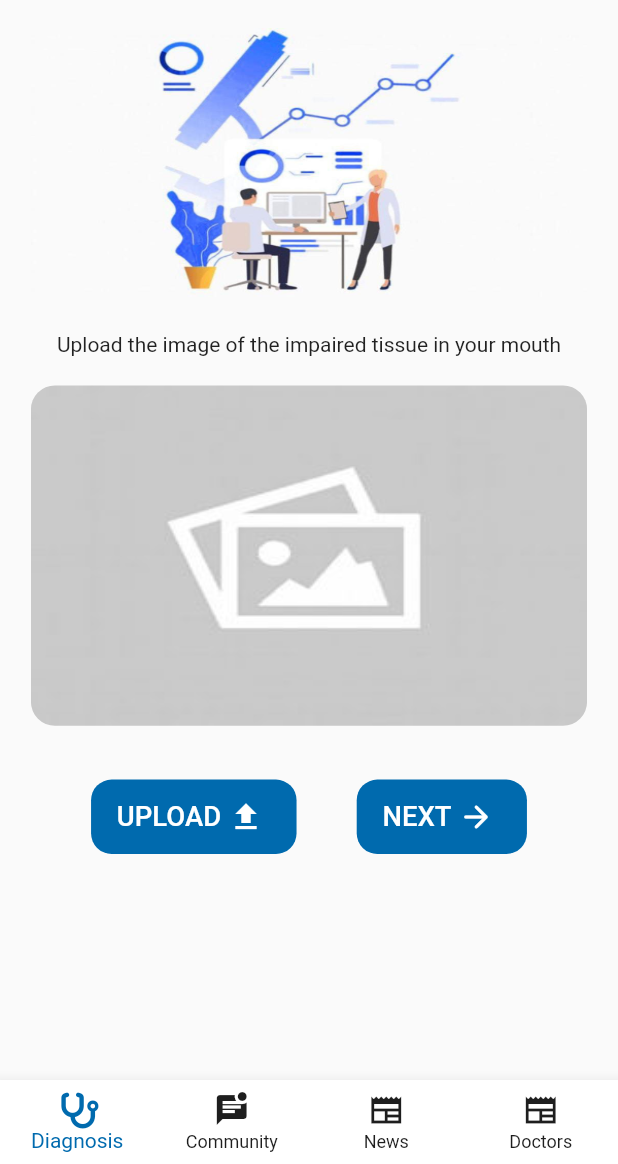
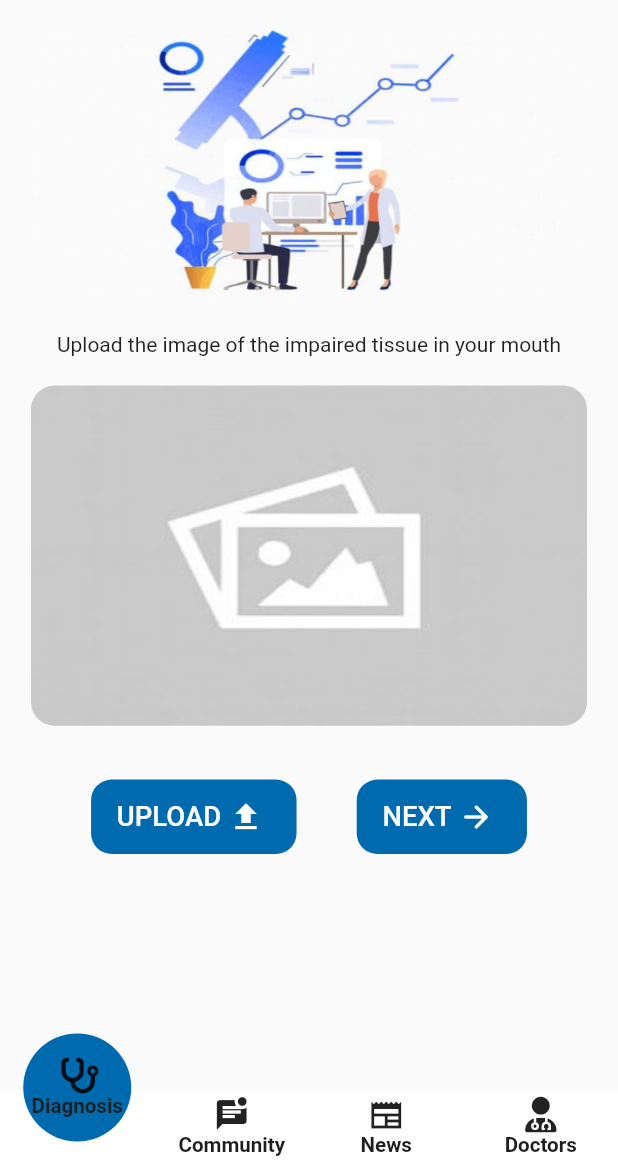
Before and after one commit to khaled365-code/oral_cancer_detection_app, a Flutter app: the HomePage screen opened by its route, on a phone screen of 412 x 824 dp, the part 72-1236 px from its top. Run offline on Flutter 3.47's test engine with Material 2 defaults, Android fonts, the phone set to English and light mode, and no system bars; drawn by our look-alikes of curved_navigation_bar; our stand-ins replace bloc, cached_network_image, dartz, dio, flutter_bloc, flutter_screenutil and 8 more; accounts and stored records are empty.

Commit message:
changing the bottom nav bar

```diff
--- /dev/null
+++ b/lib/features/home/presentation/views/componants/bottomnav_bar_widget.dart
@@ -0,0 +1,23 @@
+import 'package:flutter/cupertino.dart';
+import 'package:flutter/material.dart';
+import 'package:graduation_project/core/utilis/app_text_styles.dart';
+
+class BottomNavColumn extends StatelessWidget {
+  const BottomNavColumn({super.key,this.paddingValue,required this.icon,required this.text});
+   final double? paddingValue;
+   final String text;
+   final IconData icon;
+
+
+  @override
+  Widget build(BuildContext context) {
+    return Padding(
+      padding:  EdgeInsets.all(paddingValue??0),
+      child: Column(children: [
+        Icon(icon ),
+        Text(text,style: AppTextStyles.font12,)
+
+      ],),
+    );
+  }
+}
--- a/lib/features/home/presentation/views/home_screen.dart
+++ b/lib/features/home/presentation/views/home_screen.dart
@@ -1,3 +1,4 @@
+import 'package:curved_navigation_bar/curved_navigation_bar.dart';
 import 'package:flutter/material.dart';
 import 'package:flutter_screenutil/flutter_screenutil.dart';
 import 'package:font_awesome_flutter/font_awesome_flutter.dart';
@@ -7,6 +8,7 @@ import 'package:graduation_project/core/utilis/colors.dart';
 import 'package:graduation_project/core/utilis/custom_app_bar.dart';
 import 'package:graduation_project/core/utilis/image_constants.dart';
 import 'package:graduation_project/features/community/presentation/screens/community_screen.dart';
+import 'package:graduation_project/features/home/presentation/views/componants/bottomnav_bar_widget.dart';
 import 'package:graduation_project/features/home/presentation/views/upload_Image_View.dart';
 import 'package:graduation_project/features/profile/presentation/components/my_drawer_body.dart';
 import 'package:graduation_project/features/profile/presentation/components/my_drawer_header.dart';
@@ -53,28 +55,24 @@ class HomePageState extends State<HomePage> {
         ),
       ),
       body:pages[selectedIndex],
-      bottomNavigationBar: BottomNavigationBar(
-        type: BottomNavigationBarType.fixed,
-        currentIndex:selectedIndex ,
-        selectedItemColor:AppColors.primary,
-        backgroundColor:AppColors.white,
-        unselectedItemColor:AppColors.black,
-        onTap: onItemTapped,
-        items:const [
-          BottomNavigationBarItem(icon: Icon(FontAwesomeIcons.stethoscope),
-              label: 'Diagnosis'),
-          BottomNavigationBarItem(icon: Icon(Icons.mark_unread_chat_alt),
-            label: 'Community',),
-          BottomNavigationBarItem(icon: Icon(Icons.newspaper_sharp),
-              label: 'News'),
-          BottomNavigationBarItem(icon: Icon(Icons.newspaper_sharp), label: 'Doctors'),
-        ],
+      bottomNavigationBar: CurvedNavigationBar(
+            height: 50,
+            onTap: onItemTapped,
+            animationDuration: Duration(milliseconds: 500),
+            backgroundColor: AppColors.white,
+            color: AppColors.white,
+          buttonBackgroundColor: AppColors.primary,
+          items: [
+            BottomNavColumn(paddingValue: 8,icon: FontAwesomeIcons.stethoscope, text: 'Diagnosis'),
+            BottomNavColumn(paddingValue: 5,icon: Icons.mark_unread_chat_alt, text: 'Community'),
+            BottomNavColumn(paddingValue: 5,icon: Icons.newspaper_sharp, text: 'News'),
+            BottomNavColumn(paddingValue: 5,icon:FontAwesomeIcons.userDoctor, text: 'Doctors')
+          ]
       ),
     );
   }
   PreferredSize showAppBar(){
     if(selectedIndex==0){
-
       return PreferredSize(
           preferredSize: Size(double.infinity, 40.h),
           child: DefaultAppBar(
--- a/pubspec.yaml
+++ b/pubspec.yaml
@@ -55,12 +55,6 @@ dependencies:
   flutter_vector_icons: ^2.0.0
   fluttertoast: ^8.2.5
   introduction_screen:
-
-
-
-
-
-
   flutter_native_splash:
 flutter_native_splash:
   android: true
```
